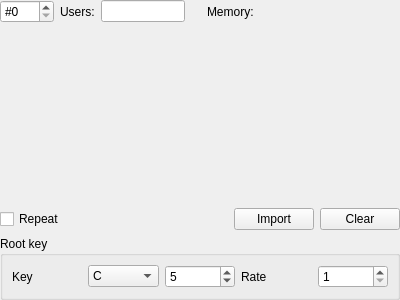
Above: BambooTracker/gui/instrument_editor/adpcm_sample_editor.ui from BambooTracker/BambooTracker before the change. Below: the same form after it.
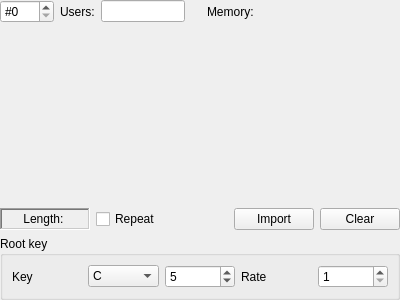
That is the form after the change.

Commit message: Add sample length label

```diff
--- a/BambooTracker/gui/instrument_editor/adpcm_sample_editor.ui
+++ b/BambooTracker/gui/instrument_editor/adpcm_sample_editor.ui
@@ -108,6 +108,28 @@
    </item>
    <item>
     <layout class="QHBoxLayout" name="horizontalLayout_10">
+     <item>
+      <widget class="QLabel" name="lengthLabel">
+       <property name="minimumSize">
+        <size>
+         <width>90</width>
+         <height>0</height>
+        </size>
+       </property>
+       <property name="frameShape">
+        <enum>QFrame::WinPanel</enum>
+       </property>
+       <property name="frameShadow">
+        <enum>QFrame::Sunken</enum>
+       </property>
+       <property name="text">
+        <string notr="true">Length: </string>
+       </property>
+       <property name="alignment">
+        <set>Qt::AlignCenter</set>
+       </property>
+      </widget>
+     </item>
      <item>
       <widget class="QCheckBox" name="repeatCheckBox">
        <property name="text">
```
The commit also changes 1 other file.
